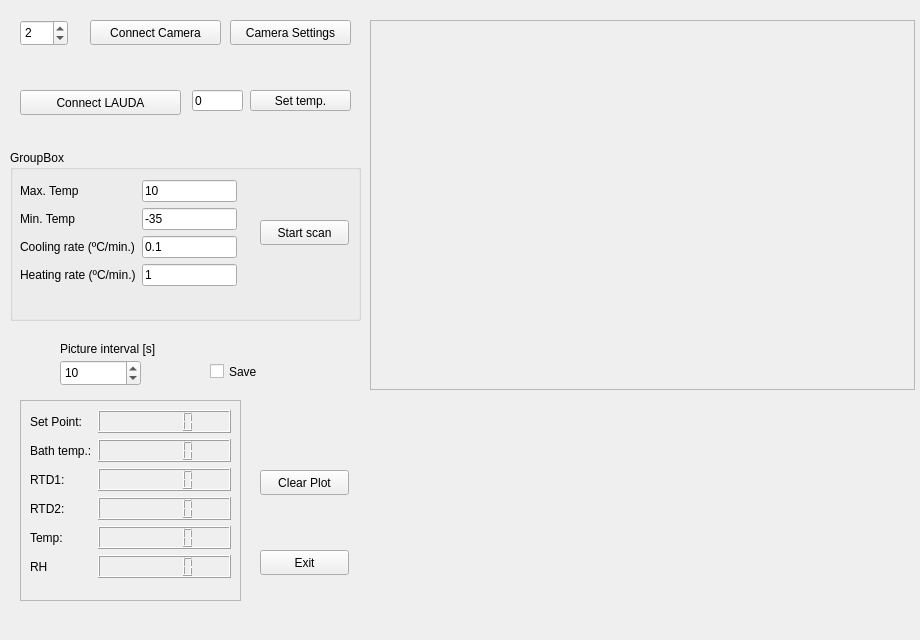
Before: the Qt Designer form src/gui/experiment.ui in gfogwill/FrESH, drawn with Qt 5.
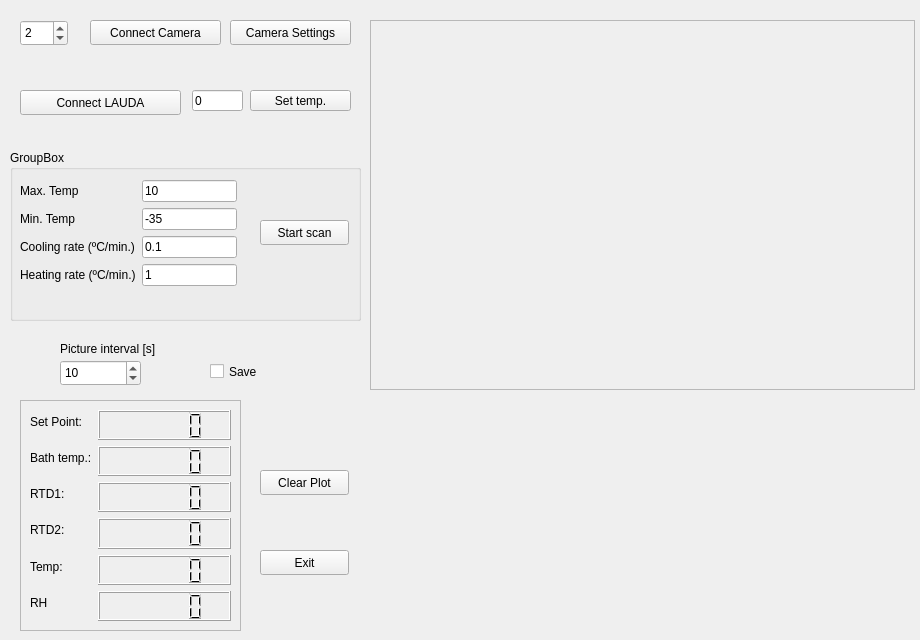
After: the same form once the commit is applied. Custom widgets are drawn as their Qt base class.

Commit message: merge (RH branch) commit

What changed in the file:
```diff
--- a/src/gui/experiment.ui
+++ b/src/gui/experiment.ui
@@ -214,7 +214,7 @@
       <x>20</x>
       <y>400</y>
       <width>221</width>
-      <height>201</height>
+      <height>231</height>
      </rect>
     </property>
     <property name="frameShape">
@@ -229,26 +229,32 @@
        <x>10</x>
        <y>10</y>
        <width>201</width>
-       <height>170</height>
+       <height>211</height>
       </rect>
      </property>
      <layout class="QFormLayout" name="formLayout">
-      <item row="0" column="1">
-       <widget class="QLCDNumber" name="lcdSP">
-        <property name="font">
-         <font>
-          <pointsize>11</pointsize>
-          <weight>75</weight>
-          <bold>true</bold>
-         </font>
+      <item row="0" column="0">
+       <widget class="QLabel" name="label_3">
+        <property name="text">
+         <string>Set Point:</string>
         </property>
-        <property name="smallDecimalPoint">
-         <bool>true</bool>
+       </widget>
+      </item>
+      <item row="1" column="0">
+       <widget class="QLabel" name="label">
+        <property name="text">
+         <string>Bath temp.:</string>
         </property>
        </widget>
       </item>
       <item row="1" column="1">
        <widget class="QLCDNumber" name="lcdBT">
+        <property name="sizePolicy">
+         <sizepolicy hsizetype="MinimumExpanding" vsizetype="MinimumExpanding">
+          <horstretch>0</horstretch>
+          <verstretch>0</verstretch>
+         </sizepolicy>
+        </property>
         <property name="smallDecimalPoint">
          <bool>true</bool>
         </property>
@@ -263,6 +269,12 @@
       </item>
       <item row="2" column="1">
        <widget class="QLCDNumber" name="lcdRTD1">
+        <property name="sizePolicy">
+         <sizepolicy hsizetype="MinimumExpanding" vsizetype="MinimumExpanding">
+          <horstretch>0</horstretch>
+          <verstretch>0</verstretch>
+         </sizepolicy>
+        </property>
         <property name="smallDecimalPoint">
          <bool>true</bool>
         </property>
@@ -277,25 +289,17 @@
       </item>
       <item row="3" column="1">
        <widget class="QLCDNumber" name="lcdRTD2">
+        <property name="sizePolicy">
+         <sizepolicy hsizetype="Minimum" vsizetype="MinimumExpanding">
+          <horstretch>0</horstretch>
+          <verstretch>0</verstretch>
+         </sizepolicy>
+        </property>
         <property name="smallDecimalPoint">
          <bool>true</bool>
         </property>
        </widget>
       </item>
-      <item row="1" column="0">
-       <widget class="QLabel" name="label">
-        <property name="text">
-         <string>Bath temp.:</string>
-        </property>
-       </widget>
-      </item>
-      <item row="0" column="0">
-       <widget class="QLabel" name="label_3">
-        <property name="text">
-         <string>Set Point:</string>
-        </property>
-       </widget>
-      </item>
       <item row="4" column="0">
        <widget class="QLabel" name="label_10">
         <property name="text">
@@ -305,6 +309,12 @@
       </item>
       <item row="4" column="1">
        <widget class="QLCDNumber" name="lcdTEMP">
+        <property name="sizePolicy">
+         <sizepolicy hsizetype="Minimum" vsizetype="MinimumExpanding">
+          <horstretch>0</horstretch>
+          <verstretch>0</verstretch>
+         </sizepolicy>
+        </property>
         <property name="smallDecimalPoint">
          <bool>true</bool>
         </property>
@@ -319,6 +329,40 @@
       </item>
       <item row="5" column="1">
        <widget class="QLCDNumber" name="lcdRH">
+        <property name="sizePolicy">
+         <sizepolicy hsizetype="Minimum" vsizetype="MinimumExpanding">
+          <horstretch>0</horstretch>
+          <verstretch>0</verstretch>
+         </sizepolicy>
+        </property>
+        <property name="font">
+         <font>
+          <pointsize>22</pointsize>
+         </font>
+        </property>
+        <property name="smallDecimalPoint">
+         <bool>true</bool>
+        </property>
+        <property name="segmentStyle">
+         <enum>QLCDNumber::Filled</enum>
+        </property>
+       </widget>
+      </item>
+      <item row="0" column="1">
+       <widget class="QLCDNumber" name="lcdSP">
+        <property name="sizePolicy">
+         <sizepolicy hsizetype="MinimumExpanding" vsizetype="MinimumExpanding">
+          <horstretch>0</horstretch>
+          <verstretch>0</verstretch>
+         </sizepolicy>
+        </property>
+        <property name="font">
+         <font>
+          <pointsize>11</pointsize>
+          <weight>75</weight>
+          <bold>true</bold>
+         </font>
+        </property>
         <property name="smallDecimalPoint">
          <bool>true</bool>
         </property>
```
